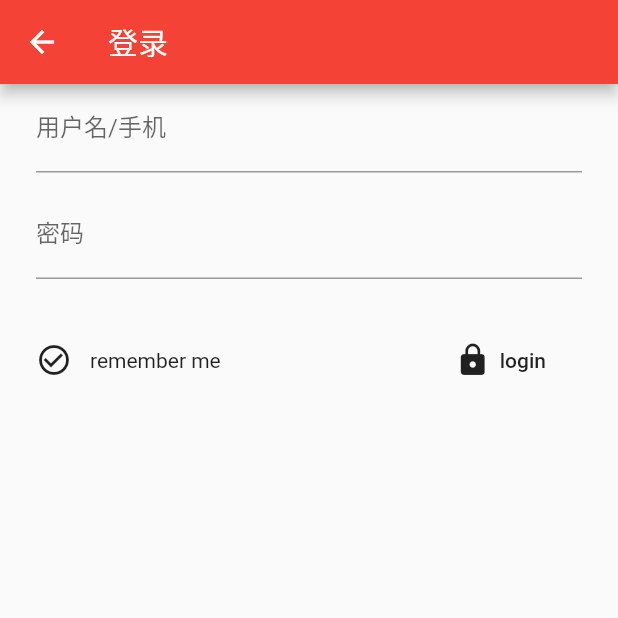
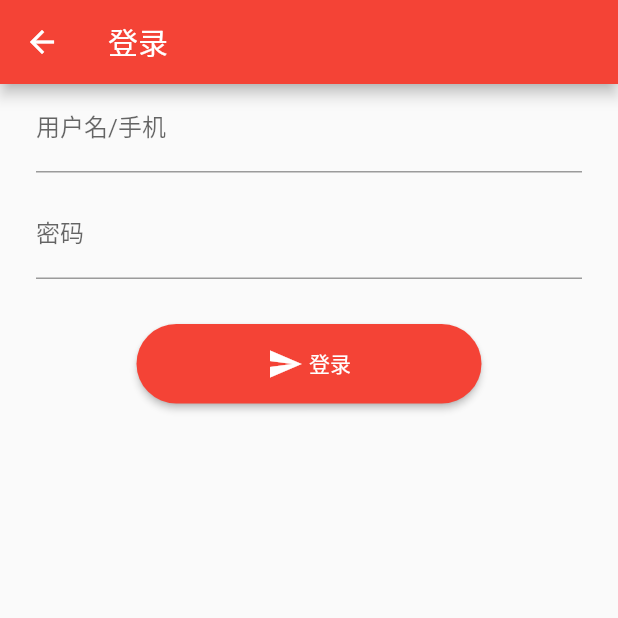
Before and after one commit to summerscar/NeteaseCloudMusic-Flutter, a Flutter app: the screen it shows after launch, after a tap on "登录", on a phone screen of 412 x 824 dp, the top half of it. Run offline on Flutter 3.47's test engine with Material 2 defaults, Android fonts, the phone set to English and light mode, and no system bars; drawn by our look-alikes of flutter_easyloading, progress_state_button; our stand-ins replace assets_audio_player, cached_network_image, cookie_jar, dio, dio_cookie_manager, fluttertoast and 1 more; missing offline and left inert: flutter_lyric, move_to_background.

Commit message:
🐞fix(登录页): 优化登录按钮

```diff
--- a/lib/page/login.dart
+++ b/lib/page/login.dart
@@ -10,6 +10,8 @@ import 'package:provider/provider.dart';
 import '../state/state.dart';
 import 'package:flutter_easyloading/flutter_easyloading.dart';
 import 'package:shared_preferences/shared_preferences.dart';
+import 'package:progress_state_button/progress_button.dart';
+import 'package:progress_state_button/iconed_button.dart';
 
 class LoginPage extends StatefulWidget {
   const LoginPage();
@@ -21,7 +23,20 @@ class LoginPage extends StatefulWidget {
 class _LoginPageState extends State<LoginPage> {
   final TextEditingController _usernameController = TextEditingController();
   final TextEditingController _passwordController = TextEditingController();
+  ButtonState nowStatus = ButtonState.idle;
 
+  _LoginPageState() {
+    _usernameController.addListener(() {
+      setState(() {
+        nowStatus = ButtonState.idle;
+      });
+    });
+    _passwordController.addListener(() {
+        setState(() {
+          nowStatus = ButtonState.idle;
+        });
+    });
+  }
   @override
   void initState() {
     super.initState();
@@ -29,6 +44,12 @@ class _LoginPageState extends State<LoginPage> {
 
   @override
   Widget build(BuildContext context) {
+
+    void _setStatus (ButtonState status) {
+      setState(() {
+        nowStatus = status;
+      });
+    }
     return Scaffold(
       appBar: AppBar(
         title: Text('登录'),
@@ -37,6 +58,8 @@ class _LoginPageState extends State<LoginPage> {
         child: _MainView(
           usernameController: _usernameController,
           passwordController: _passwordController,
+          nowStatus: nowStatus,
+          setStatus: _setStatus
         ),
       ),
     );
@@ -55,12 +78,17 @@ class _MainView extends StatelessWidget {
     Key key,
     this.usernameController,
     this.passwordController,
+    this.nowStatus,
+    this.setStatus
   }) : super(key: key);
 
   final TextEditingController usernameController;
   final TextEditingController passwordController;
+  final ButtonState nowStatus;
+  final Function setStatus;
 
   void _login(BuildContext context) async {
+    setStatus(ButtonState.loading);
     Fluttertoast.showToast(
         msg: "登录中……",
         toastLength: Toast.LENGTH_SHORT,
@@ -78,6 +106,7 @@ class _MainView extends StatelessWidget {
       url =
           '/login/cellphone?phone=${usernameController.text.trim()}&password=${passwordController.text.trim()}';
     } else {
+      setStatus(ButtonState.fail);
       Fluttertoast.showToast(
           msg: "用户名/手机格式有误",
           toastLength: Toast.LENGTH_SHORT,
@@ -93,6 +122,7 @@ class _MainView extends StatelessWidget {
     try {
       Response response = await api().get(url);
       if (response.data['code'] == 200) {
+        setStatus(ButtonState.success);
         final prefs = await SharedPreferences.getInstance();
         prefs.setString('cookie', response.data['cookie']);
         prefs.setString('token', response.data['token']);
@@ -104,6 +134,7 @@ class _MainView extends StatelessWidget {
         EasyLoading.dismiss();
         Navigator.of(context).pushReplacementNamed('/');
       } else {
+        setStatus(ButtonState.fail);
         Fluttertoast.showToast(
             msg: response.data['msg'],
             toastLength: Toast.LENGTH_SHORT,
@@ -142,6 +173,7 @@ class _MainView extends StatelessWidget {
           onTap: () {
             _login(context);
           },
+          nowStatus: nowStatus
         ),
       ];
     } else {
@@ -157,6 +189,7 @@ class _MainView extends StatelessWidget {
           onTap: () {
             _login(context);
           },
+          nowStatus: nowStatus
         ),
       ];
     }
@@ -238,10 +271,12 @@ class _LoginButton extends StatelessWidget {
     Key key,
     @required this.onTap,
     this.maxWidth,
+    this.nowStatus
   }) : super(key: key);
 
   final double maxWidth;
   final VoidCallback onTap;
+  final ButtonState nowStatus;
 
   @override
   Widget build(BuildContext context) {
@@ -251,14 +286,12 @@ class _LoginButton extends StatelessWidget {
         constraints: BoxConstraints(maxWidth: maxWidth ?? double.infinity),
         padding: const EdgeInsets.symmetric(vertical: 30),
         child: Row(
+          mainAxisAlignment: MainAxisAlignment.center,
           children: [
-            const Icon(Icons.check_circle_outline),
-            const SizedBox(width: 12),
-            Text('remember me'),
-            const Expanded(child: SizedBox.shrink()),
             _FilledButton(
               text: 'login',
               onTap: onTap,
+              status: nowStatus
             ),
           ],
         ),
@@ -268,27 +301,39 @@ class _LoginButton extends StatelessWidget {
 }
 
 class _FilledButton extends StatelessWidget {
-  const _FilledButton({Key key, @required this.text, @required this.onTap})
-      : super(key: key);
+
+  _FilledButton({@required this.text, @required this.onTap, this.status});
 
   final String text;
   final VoidCallback onTap;
+  final ButtonState status;
 
   @override
   Widget build(BuildContext context) {
-    return FlatButton(
-      padding: const EdgeInsets.symmetric(vertical: 10, horizontal: 24),
-      shape: RoundedRectangleBorder(
-        borderRadius: BorderRadius.circular(12),
-      ),
+    return Container(
+      child: ProgressButton.icon(iconedButtons: {
+        ButtonState.idle:
+          IconedButton(
+              text: "登录",
+              icon: Icon(Icons.send, color: Colors.white),
+              color: Theme.of(context).primaryColor),
+        ButtonState.loading:
+          IconedButton(
+              text: "Loading",
+              color: Colors.deepPurple.shade700),
+        ButtonState.fail:
+          IconedButton(
+              text: "Failed",
+              icon: Icon(Icons.cancel,color: Colors.white),
+              color: Colors.red.shade300),
+        ButtonState.success:
+          IconedButton(
+              text: "Success",
+              icon: Icon(Icons.check_circle,color: Colors.white,),
+              color: Colors.green.shade400)
+      },
       onPressed: onTap,
-      child: Row(
-        children: [
-          const Icon(Icons.lock),
-          const SizedBox(width: 6),
-          Text(text),
-        ],
-      ),
+      state: this.status ?? ButtonState.idle),
     );
   }
 }
--- a/pubspec.yaml
+++ b/pubspec.yaml
@@ -39,6 +39,7 @@ dependencies:
   flutter_lyric: ^1.0.2
   cached_network_image: 2.3.1
   move_to_background: 1.0.1
+  progress_state_button: ^1.0.1
 
 dev_dependencies:
   flutter_test:
```
Also changed, not shown: pubspec.lock.
